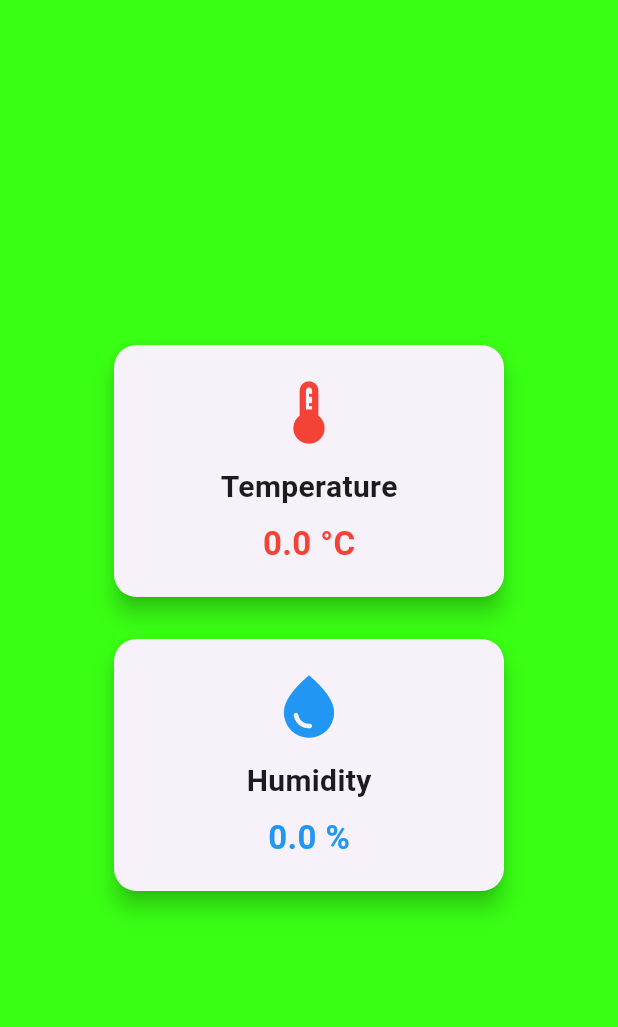
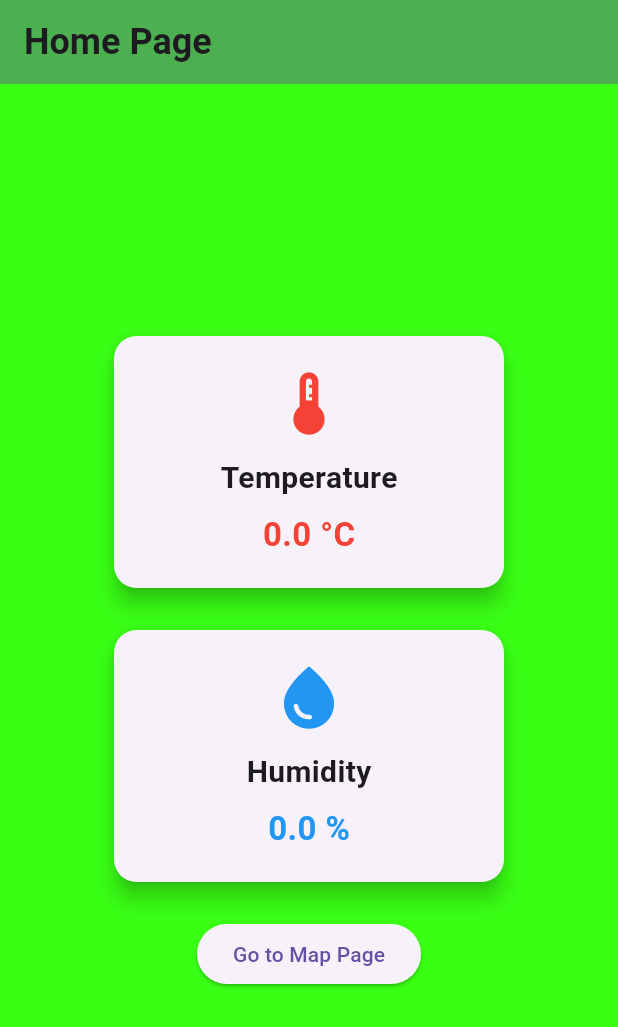
Before and after one commit to pranawgit/first-git, a Flutter app: the screen it shows after launch, on a phone screen of 412 x 824 dp. Shown: the top 1027 px of the screen. Run offline on Flutter 3.47's test engine with Material 3 defaults, Android fonts, the phone set to English and light mode, and no system bars; our stand-ins replace firebase_core, firebase_database; accounts and stored records are empty.

Commit message:
feat: mapfeature

```diff
--- a/lib/homepage.dart
+++ b/lib/homepage.dart
@@ -1,5 +1,6 @@
 import 'package:flutter/material.dart';
 import 'package:firebase_database/firebase_database.dart';
+import 'maps.dart';
 
 class HomePage extends StatefulWidget {
   const HomePage({super.key});
@@ -35,6 +36,13 @@ class _HomePageState extends State<HomePage> {
   @override
   Widget build(BuildContext context) {
     return Scaffold(
+      appBar: AppBar(
+        title: const Text(
+          "Home Page",
+          style: TextStyle(fontSize: 24, fontWeight: FontWeight.bold),
+        ),
+        backgroundColor: Colors.green,
+      ),
       body: Stack(
         children: [
           // 🔹 Background Image
@@ -62,6 +70,16 @@ class _HomePageState extends State<HomePage> {
                   value: "$humidity %",
                   icon: Icons.water_drop,
                   color: Colors.blue,
+                ),
+                SizedBox(height: 20),
+                ElevatedButton(
+                  onPressed: () {
+                    Navigator.push(
+                      context,
+                      MaterialPageRoute(builder: (context) => const Mappage()),
+                    );
+                  },
+                  child: Text("Go to Map Page"),
                 ),
               ],
             ),
```
Also changed, not shown: lib/maps.dart (added, +26 -0 lines).
